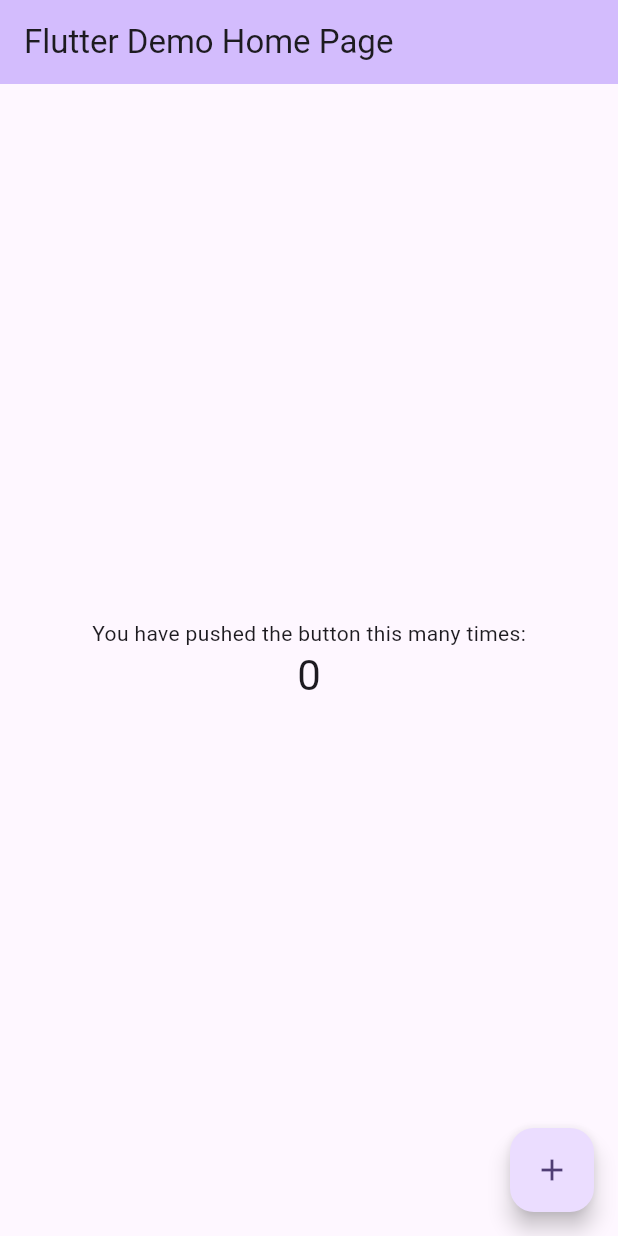
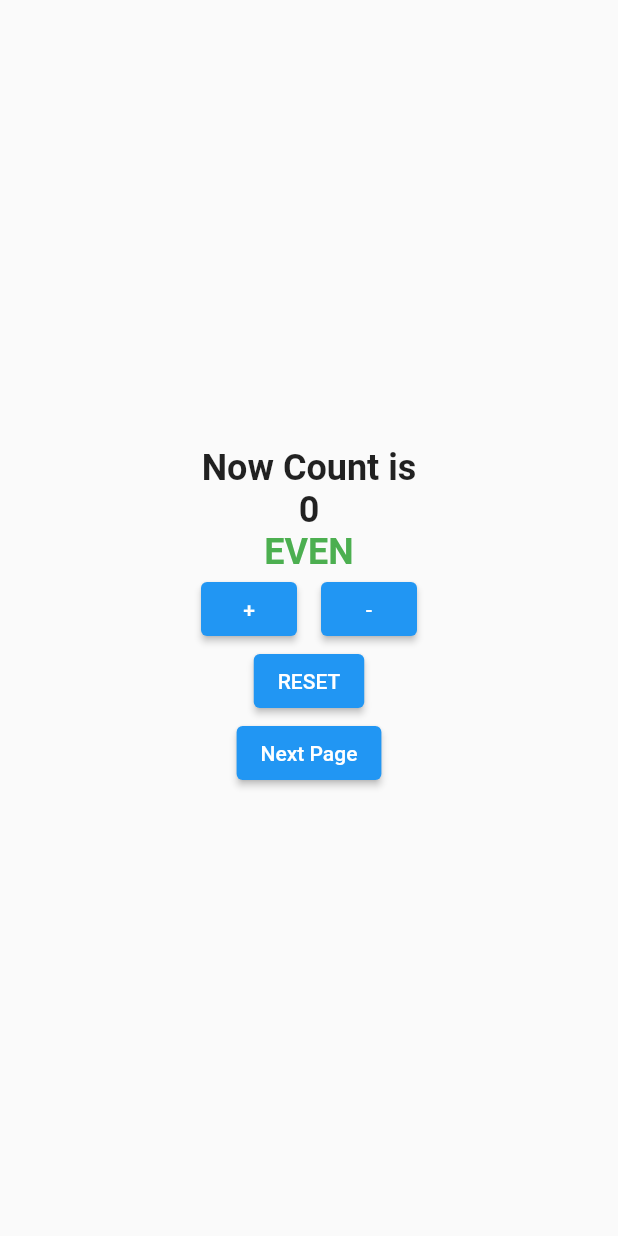
Before and after one commit to xSengPed/freetime_app, a Flutter app: the screen it shows after launch, on a phone screen of 412 x 824 dp. Run offline on Flutter 3.47's test engine with Material 2 defaults, Android fonts, the phone set to English and light mode, and no system bars.

Commit message:
new commit

```diff
--- a/lib/main.dart
+++ b/lib/main.dart
@@ -1,125 +1,17 @@
 import 'package:flutter/material.dart';
+import 'package:freetime_app/screens/main_menu.dart';
 
 void main() {
-  runApp(const MyApp());
+  runApp(AppMain());
 }
 
-class MyApp extends StatelessWidget {
-  const MyApp({super.key});
+class AppMain extends StatelessWidget {
+  const AppMain({super.key});
 
-  // This widget is the root of your application.
   @override
   Widget build(BuildContext context) {
     return MaterialApp(
-      title: 'Flutter Demo',
-      theme: ThemeData(
-        // This is the theme of your application.
-        //
-        // TRY THIS: Try running your application with "flutter run". You'll see
-        // the application has a blue toolbar. Then, without quitting the app,
-        // try changing the seedColor in the colorScheme below to Colors.green
-        // and then invoke "hot reload" (save your changes or press the "hot
-        // reload" button in a Flutter-supported IDE, or press "r" if you used
-        // the command line to start the app).
-        //
-        // Notice that the counter didn't reset back to zero; the application
-        // state is not lost during the reload. To reset the state, use hot
-        // restart instead.
-        //
-        // This works for code too, not just values: Most code changes can be
-        // tested with just a hot reload.
-        colorScheme: ColorScheme.fromSeed(seedColor: Colors.deepPurple),
-        useMaterial3: true,
-      ),
-      home: const MyHomePage(title: 'Flutter Demo Home Page'),
+      home: MainMenu(),
     );
   }
 }
-
-class MyHomePage extends StatefulWidget {
-  const MyHomePage({super.key, required this.title});
-
-  // This widget is the home page of your application. It is stateful, meaning
-  // that it has a State object (defined below) that contains fields that affect
-  // how it looks.
-
-  // This class is the configuration for the state. It holds the values (in this
-  // case the title) provided by the parent (in this case the App widget) and
-  // used by the build method of the State. Fields in a Widget subclass are
-  // always marked "final".
-
-  final String title;
-
-  @override
-  State<MyHomePage> createState() => _MyHomePageState();
-}
-
-class _MyHomePageState extends State<MyHomePage> {
-  int _counter = 0;
-
-  void _incrementCounter() {
-    setState(() {
-      // This call to setState tells the Flutter framework that something has
-      // changed in this State, which causes it to rerun the build method below
-      // so that the display can reflect the updated values. If we changed
-      // _counter without calling setState(), then the build method would not be
-      // called again, and so nothing would appear to happen.
-      _counter++;
-    });
-  }
-
-  @override
-  Widget build(BuildContext context) {
-    // This method is rerun every time setState is called, for instance as done
-    // by the _incrementCounter method above.
-    //
-    // The Flutter framework has been optimized to make rerunning build methods
-    // fast, so that you can just rebuild anything that needs updating rather
-    // than having to individually change instances of widgets.
-    return Scaffold(
-      appBar: AppBar(
-        // TRY THIS: Try changing the color here to a specific color (to
-        // Colors.amber, perhaps?) and trigger a hot reload to see the AppBar
-        // change color while the other colors stay the same.
-        backgroundColor: Theme.of(context).colorScheme.inversePrimary,
-        // Here we take the value from the MyHomePage object that was created by
-        // the App.build method, and use it to set our appbar title.
-        title: Text(widget.title),
-      ),
-      body: Center(
-        // Center is a layout widget. It takes a single child and positions it
-        // in the middle of the parent.
-        child: Column(
-          // Column is also a layout widget. It takes a list of children and
-          // arranges them vertically. By default, it sizes itself to fit its
-          // children horizontally, and tries to be as tall as its parent.
-          //
-          // Column has various properties to control how it sizes itself and
-          // how it positions its children. Here we use mainAxisAlignment to
-          // center the children vertically; the main axis here is the vertical
-          // axis because Columns are vertical (the cross axis would be
-          // horizontal).
-          //
-          // TRY THIS: Invoke "debug painting" (choose the "Toggle Debug Paint"
-          // action in the IDE, or press "p" in the console), to see the
-          // wireframe for each widget.
-          mainAxisAlignment: MainAxisAlignment.center,
-          children: <Widget>[
-            const Text(
-              'You have pushed the button this many times:',
-            ),
-            Text(
-              '$_counter',
-              style: Theme.of(context).textTheme.headlineMedium,
-            ),
-          ],
-        ),
-      ),
-      floatingActionButton: FloatingActionButton(
-        onPressed: _incrementCounter,
-        tooltip: 'Increment',
-        child: const Icon(Icons.add),
-      ), // This trailing comma makes auto-formatting nicer for build methods.
-    );
-  }
-}
--- /dev/null
+++ b/lib/screens/main_menu.dart
@@ -0,0 +1,106 @@
+import 'package:flutter/material.dart';
+import 'package:freetime_app/screens/next_page.dart';
+
+class MainMenu extends StatefulWidget {
+  const MainMenu({super.key});
+
+  @override
+  State<MainMenu> createState() => _MainMenuState();
+}
+
+class _MainMenuState extends State<MainMenu> {
+  int count = 0;
+  bool get isEven => count % 2 == 0 ? true : false;
+  @override
+  Widget build(BuildContext context) {
+    return Scaffold(
+      body: SafeArea(
+        child: Column(
+          mainAxisAlignment: MainAxisAlignment.center,
+          children: [
+            Text(
+              "Now Count is",
+              style: TextStyle(fontSize: 24, fontWeight: FontWeight.w600),
+            ),
+            Text(
+              "$count",
+              style: TextStyle(fontSize: 24, fontWeight: FontWeight.w600),
+            ),
+            Visibility(
+              visible: isEven == true,
+              child: Text(
+                "EVEN",
+                style: TextStyle(
+                    fontSize: 24,
+                    fontWeight: FontWeight.w600,
+                    color: Colors.green),
+              ),
+            ),
+            Visibility(
+              visible: isEven == false,
+              child: Text(
+                "ODD",
+                style: TextStyle(
+                    fontSize: 24,
+                    fontWeight: FontWeight.w600,
+                    color: Colors.red),
+              ),
+            ),
+            Row(
+              children: [
+                Spacer(),
+                ElevatedButton(
+                  onPressed: () {
+                    setState(() {
+                      count++;
+                    });
+                  },
+                  child: Text("+"),
+                ),
+                SizedBox(
+                  width: 16,
+                ),
+                ElevatedButton(
+                  onPressed: () {
+                    setState(() {
+                      count--;
+                    });
+                  },
+                  child: Text("-"),
+                ),
+                Spacer(),
+              ],
+            ),
+            Row(
+              mainAxisAlignment: MainAxisAlignment.center,
+              children: [
+                ElevatedButton(
+                    onPressed: () {
+                      setState(() {
+                        count = 0;
+                      });
+                    },
+                    child: Text("RESET"))
+              ],
+            ),
+            Row(
+              mainAxisAlignment: MainAxisAlignment.center,
+              children: [
+                ElevatedButton(
+                  onPressed: () {
+                    Navigator.push(
+                        context,
+                        MaterialPageRoute(
+                          builder: (context) => NextPage(),
+                        ));
+                  },
+                  child: Text("Next Page"),
+                )
+              ],
+            ),
+          ],
+        ),
+      ),
+    );
+  }
+}
--- /dev/null
+++ b/lib/screens/next_page.dart
@@ -0,0 +1,26 @@
+import 'package:flutter/material.dart';
+
+class NextPage extends StatefulWidget {
+  const NextPage({super.key});
+
+  @override
+  State<NextPage> createState() => _NextPageState();
+}
+
+class _NextPageState extends State<NextPage> {
+  @override
+  Widget build(BuildContext context) {
+    return Scaffold(
+      appBar: AppBar(
+        title: Text("Next Page"),
+      ),
+      body: Center(
+        child: ElevatedButton(
+            onPressed: () {
+              Navigator.pop(context);
+            },
+            child: Text("Back To Menu")),
+      ),
+    );
+  }
+}
```
Also changed, not shown: pubspec.lock, 5 other files.
